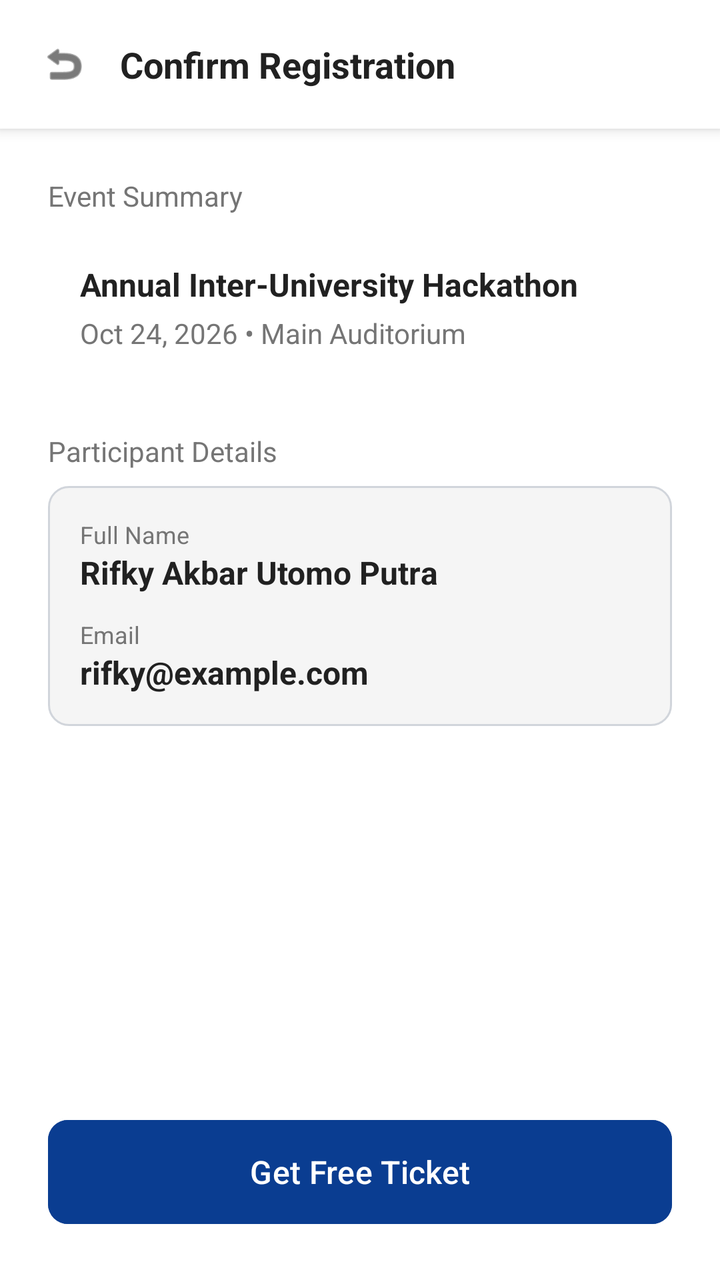
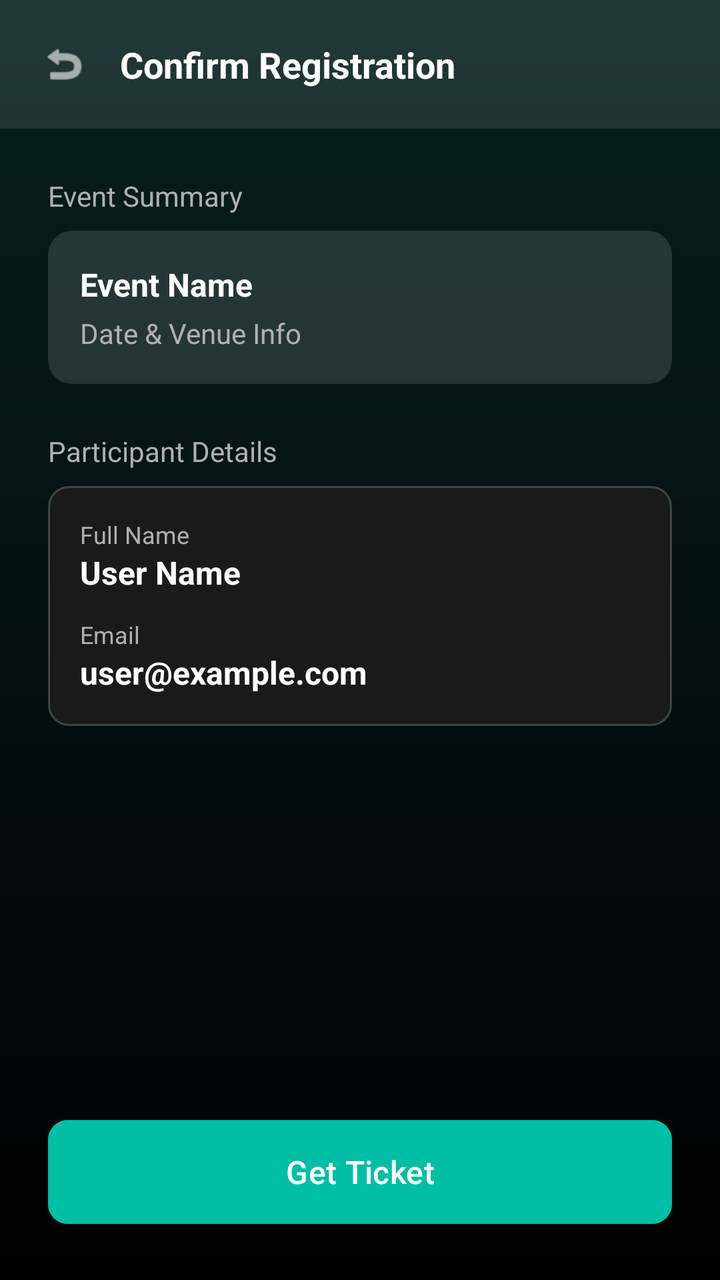

The first picture is an Android layout as it rendered before a commit; the second is the same layout after the commit. The layout source and the unified diff follow.
<!-- AndroidManifest.xml: application theme Theme.CampusConnectProject -->
<!-- res/layout/activity_checkout.xml -->
<?xml version="1.0" encoding="utf-8"?>
<androidx.constraintlayout.widget.ConstraintLayout
    xmlns:android="http://schemas.android.com/apk/res/android"
    xmlns:app="http://schemas.android.com/apk/res-auto"
    android:layout_width="match_parent"
    android:layout_height="match_parent"
    android:background="@color/bg_utama">

    <LinearLayout
        android:id="@+id/headerCheckout"
        android:layout_width="match_parent"
        android:layout_height="wrap_content"
        android:background="@color/bg_utama"
        android:elevation="4dp"
        android:orientation="horizontal"
        android:padding="20dp"
        android:gravity="center_vertical"
        app:layout_constraintTop_toTopOf="parent">

        <ImageView
            android:id="@+id/btnBackCheckout"
            android:layout_width="24dp"
            android:layout_height="24dp"
            android:src="@android:drawable/ic_menu_revert"
            app:tint="@color/teks_utama" />

        <TextView
            android:layout_width="wrap_content"
            android:layout_height="wrap_content"
            android:layout_marginStart="16dp"
            android:text="Confirm Registration"
            android:textColor="@color/teks_utama"
            android:textSize="18sp"
            android:textStyle="bold" />
    </LinearLayout>

    <LinearLayout
        android:layout_width="match_parent"
        android:layout_height="wrap_content"
        android:orientation="vertical"
        android:padding="24dp"
        app:layout_constraintTop_toBottomOf="@id/headerCheckout">

        <TextView
            android:layout_width="wrap_content"
            android:layout_height="wrap_content"
            android:text="Event Summary"
            android:textColor="@color/teks_sekunder"
            android:textSize="14sp"
            android:layout_marginBottom="8dp"/>

        <androidx.cardview.widget.CardView
            android:layout_width="match_parent"
            android:layout_height="wrap_content"
            android:layout_marginBottom="24dp"
            app:cardCornerRadius="12dp"
            app:cardElevation="0dp"
            app:cardBackgroundColor="@color/bg_utama"
            app:strokeColor="@color/garis_pembatas"
            app:strokeWidth="1dp">

            <LinearLayout
                android:layout_width="match_parent"
                android:layout_height="wrap_content"
                android:padding="16dp"
                android:orientation="vertical">

                <TextView
                    android:id="@+id/tvCheckEventName"
                    android:layout_width="match_parent"
                    android:layout_height="wrap_content"
                    android:text="Annual Inter-University Hackathon"
                    android:textColor="@color/teks_utama"
                    android:textSize="16sp"
                    android:textStyle="bold" />

                <TextView
                    android:id="@+id/tvCheckEventDate"
                    android:layout_width="match_parent"
                    android:layout_height="wrap_content"
                    android:text="Oct 24, 2026 • Main Auditorium"
                    android:textColor="@color/teks_sekunder"
                    android:textSize="14sp"
                    android:layout_marginTop="4dp"/>
            </LinearLayout>
        </androidx.cardview.widget.CardView>

        <TextView
            android:layout_width="wrap_content"
            android:layout_height="wrap_content"
            android:text="Participant Details"
            android:textColor="@color/teks_sekunder"
            android:textSize="14sp"
            android:layout_marginBottom="8dp"/>

        <LinearLayout
            android:layout_width="match_parent"
            android:layout_height="wrap_content"
            android:background="@drawable/bg_input_rounded"
            android:orientation="vertical"
            android:padding="16dp">

            <TextView
                android:layout_width="wrap_content"
                android:layout_height="wrap_content"
                android:text="Full Name"
                android:textColor="@color/teks_sekunder"
                android:textSize="12sp" />

            <TextView
                android:id="@+id/tvCheckName"
                android:layout_width="wrap_content"
                android:layout_height="wrap_content"
                android:text="Rifky Akbar Utomo Putra"
                android:textColor="@color/teks_utama"
                android:textSize="16sp"
                android:textStyle="bold"
                android:layout_marginBottom="12dp"/>

            <TextView
                android:layout_width="wrap_content"
                android:layout_height="wrap_content"
                android:text="Email"
                android:textColor="@color/teks_sekunder"
                android:textSize="12sp" />

            <TextView
                android:id="@+id/tvCheckEmail"
                android:layout_width="wrap_content"
                android:layout_height="wrap_content"
                android:text="rifky@example.com"
                android:textColor="@color/teks_utama"
                android:textSize="16sp"
                android:textStyle="bold" />
        </LinearLayout>

        <LinearLayout
            android:id="@+id/paymentSection"
            android:layout_width="match_parent"
            android:layout_height="wrap_content"
            android:orientation="vertical"
            android:visibility="gone"
            android:layout_marginTop="24dp">

            <TextView
                android:layout_width="wrap_content"
                android:layout_height="wrap_content"
                android:text="Payment Information"
                android:textColor="@color/teks_sekunder"
                android:textSize="14sp"
                android:layout_marginBottom="8dp"/>

            <androidx.cardview.widget.CardView
                android:layout_width="match_parent"
                android:layout_height="wrap_content"
                android:layout_marginBottom="16dp"
                app:cardCornerRadius="12dp"
                app:cardElevation="0dp"
                app:cardBackgroundColor="@color/bg_utama"
                app:strokeColor="@color/garis_pembatas"
                app:strokeWidth="1dp">

                <LinearLayout
                    android:layout_width="match_parent"
                    android:layout_height="wrap_content"
                    android:padding="16dp"
                    android:orientation="vertical">

                    <TextView
                        android:layout_width="wrap_content"
                        android:layout_height="wrap_content"
                        android:text="Event Price"
                        android:textColor="@color/teks_sekunder"
                        android:textSize="12sp"
                        android:layout_marginBottom="4dp"/>

                    <TextView
                        android:id="@+id/tvEventPrice"
                        android:layout_width="wrap_content"
                        android:layout_height="wrap_content"
                        android:text="Rp 50.000"
                        android:textColor="@color/teks_utama"
                        android:textSize="18sp"
                        android:textStyle="bold"
                        android:layout_marginBottom="16dp"/>

                    <TextView
                        android:layout_width="wrap_content"
                        android:layout_height="wrap_content"
                        android:text="Account Number"
                        android:textColor="@color/teks_sekunder"
                        android:textSize="12sp"
                        android:layout_marginBottom="4dp"/>

                    <TextView
                        android:id="@+id/tvAccountNumber"
                        android:layout_width="wrap_content"
                        android:layout_height="wrap_content"
                        android:text="1234567890"
                        android:textColor="@color/teks_utama"
                        android:textSize="16sp"
                        android:textStyle="bold"/>
                </LinearLayout>
            </androidx.cardview.widget.CardView>

            <Button
                android:id="@+id/btnUploadProof"
                android:layout_width="match_parent"
                android:layout_height="50dp"
                android:backgroundTint="@color/warna_primer"
                android:text="Upload Payment Proof"
                android:textAllCaps="false"
                android:textColor="@color/white"
                android:textSize="14sp"
                app:cornerRadius="10dp"
                android:layout_marginBottom="12dp"/>
        </LinearLayout>
    </LinearLayout>

    <Button
        android:id="@+id/btnConfirmRegister"
        android:layout_width="match_parent"
        android:layout_height="60dp"
        android:layout_margin="24dp"
        android:backgroundTint="@color/warna_primer"
        android:text="Get Free Ticket"
        android:textAllCaps="false"
        android:textColor="@color/white"
        android:textSize="16sp"
        app:cornerRadius="10dp"
        app:layout_constraintBottom_toBottomOf="parent" />

</androidx.constraintlayout.widget.ConstraintLayout>
<!-- resources referenced by this layout -->
<resources>
  <color name="bg_utama">#FFFFFF</color>
  <color name="garis_pembatas">#E5E7EB</color>
  <color name="teks_sekunder">#757575</color>
  <color name="teks_utama">#212121</color>
  <color name="warna_primer">#0A3D91</color>
  <color name="white">#FFFFFFFF</color>
  <!-- drawable bg_input_rounded (drawable) -->
  <?xml version="1.0" encoding="utf-8"?>
  <shape xmlns:android="http://schemas.android.com/apk/res/android" android:shape="rectangle">
      <solid android:color="@color/bg_input" />
      <stroke android:width="1dp" android:color="#D1D5DB" />
      <corners android:radius="10dp" />
  </shape>
  <style name="Theme.CampusConnectProject" parent="Base.Theme.CampusConnectProject" />
  <color name="bg_input">#F5F5F5</color>
  <style name="Base.Theme.CampusConnectProject" parent="Theme.Material3.DayNight.NoActionBar">
          <item name="android:forceDarkAllowed" tools:targetApi="q">false</item>
      </style>
</resources>

<!-- the commit's change to res/layout/activity_checkout.xml (unified diff, before → after) -->
@@ -4,14 +4,13 @@
     xmlns:app="http://schemas.android.com/apk/res-auto"
     android:layout_width="match_parent"
     android:layout_height="match_parent"
-    android:background="@color/bg_utama">
+    android:background="@drawable/bg_main_gradient">
 
     <LinearLayout
         android:id="@+id/headerCheckout"
         android:layout_width="match_parent"
         android:layout_height="wrap_content"
-        android:background="@color/bg_utama"
-        android:elevation="4dp"
+        android:background="#1AFFFFFF"
         android:orientation="horizontal"
         android:padding="20dp"
         android:gravity="center_vertical"
@@ -22,14 +21,14 @@
             android:layout_width="24dp"
             android:layout_height="24dp"
             android:src="@android:drawable/ic_menu_revert"
-            app:tint="@color/teks_utama" />
+            app:tint="@color/white" />
 
         <TextView
             android:layout_width="wrap_content"
             android:layout_height="wrap_content"
             android:layout_marginStart="16dp"
             android:text="Confirm Registration"
-            android:textColor="@color/teks_utama"
+            android:textColor="@color/white"
             android:textSize="18sp"
             android:textStyle="bold" />
     </LinearLayout>
@@ -45,7 +44,7 @@
             android:layout_width="wrap_content"
             android:layout_height="wrap_content"
             android:text="Event Summary"
-            android:textColor="@color/teks_sekunder"
+            android:textColor="#B0B0B0"
             android:textSize="14sp"
             android:layout_marginBottom="8dp"/>
 
@@ -55,9 +54,7 @@
             android:layout_marginBottom="24dp"
             app:cardCornerRadius="12dp"
             app:cardElevation="0dp"
-            app:cardBackgroundColor="@color/bg_utama"
-            app:strokeColor="@color/garis_pembatas"
-            app:strokeWidth="1dp">
+            app:cardBackgroundColor="#20FFFFFF">
 
             <LinearLayout
                 android:layout_width="match_parent"
@@ -69,8 +66,8 @@
                     android:id="@+id/tvCheckEventName"
                     android:layout_width="match_parent"
                     android:layout_height="wrap_content"
-                    android:text="Annual Inter-University Hackathon"
-                    android:textColor="@color/teks_utama"
+                    android:text="Event Name"
+                    android:textColor="@color/white"
                     android:textSize="16sp"
                     android:textStyle="bold" />
 
@@ -78,8 +75,8 @@
                     android:id="@+id/tvCheckEventDate"
                     android:layout_width="match_parent"
                     android:layout_height="wrap_content"
-                    android:text="Oct 24, 2026 • Main Auditorium"
-                    android:textColor="@color/teks_sekunder"
+                    android:text="Date &amp; Venue Info"
+                    android:textColor="#B0B0B0"
                     android:textSize="14sp"
                     android:layout_marginTop="4dp"/>
             </LinearLayout>
@@ -89,7 +86,7 @@
             android:layout_width="wrap_content"
             android:layout_height="wrap_content"
             android:text="Participant Details"
-            android:textColor="@color/teks_sekunder"
+            android:textColor="#B0B0B0"
             android:textSize="14sp"
             android:layout_marginBottom="8dp"/>
 
@@ -104,15 +101,15 @@
                 android:layout_width="wrap_content"
                 android:layout_height="wrap_content"
                 android:text="Full Name"
-                android:textColor="@color/teks_sekunder"
+                android:textColor="#B0B0B0"
                 android:textSize="12sp" />
 
             <TextView
                 android:id="@+id/tvCheckName"
                 android:layout_width="wrap_content"
                 android:layout_height="wrap_content"
-                android:text="Rifky Akbar Utomo Putra"
-                android:textColor="@color/teks_utama"
+                android:text="User Name"
+                android:textColor="@color/white"
                 android:textSize="16sp"
                 android:textStyle="bold"
                 android:layout_marginBottom="12dp"/>
@@ -121,15 +118,15 @@
                 android:layout_width="wrap_content"
                 android:layout_height="wrap_content"
                 android:text="Email"
-                android:textColor="@color/teks_sekunder"
+                android:textColor="#B0B0B0"
                 android:textSize="12sp" />
 
             <TextView
                 android:id="@+id/tvCheckEmail"
                 android:layout_width="wrap_content"
                 android:layout_height="wrap_content"
-                android:text="rifky@example.com"
-                android:textColor="@color/teks_utama"
+                android:text="user@example.com"
+                android:textColor="@color/white"
                 android:textSize="16sp"
                 android:textStyle="bold" />
         </LinearLayout>
@@ -146,7 +143,7 @@
                 android:layout_width="wrap_content"
                 android:layout_height="wrap_content"
                 android:text="Payment Information"
-                android:textColor="@color/teks_sekunder"
+                android:textColor="#B0B0B0"
                 android:textSize="14sp"
                 android:layout_marginBottom="8dp"/>
 
@@ -156,9 +153,7 @@
                 android:layout_marginBottom="16dp"
                 app:cardCornerRadius="12dp"
                 app:cardElevation="0dp"
-                app:cardBackgroundColor="@color/bg_utama"
-                app:strokeColor="@color/garis_pembatas"
-                app:strokeWidth="1dp">
+                app:cardBackgroundColor="#20FFFFFF">
 
                 <LinearLayout
                     android:layout_width="match_parent"
@@ -170,7 +165,7 @@
                         android:layout_width="wrap_content"
                         android:layout_height="wrap_content"
                         android:text="Event Price"
-                        android:textColor="@color/teks_sekunder"
+                        android:textColor="#B0B0B0"
                         android:textSize="12sp"
                         android:layout_marginBottom="4dp"/>
 
@@ -178,8 +173,8 @@
                         android:id="@+id/tvEventPrice"
                         android:layout_width="wrap_content"
                         android:layout_height="wrap_content"
-                        android:text="Rp 50.000"
-                        android:textColor="@color/teks_utama"
+                        android:text="Price Info"
+                        android:textColor="@color/white"
                         android:textSize="18sp"
                         android:textStyle="bold"
                         android:layout_marginBottom="16dp"/>
@@ -188,7 +183,7 @@
                         android:layout_width="wrap_content"
                         android:layout_height="wrap_content"
                         android:text="Account Number"
-                        android:textColor="@color/teks_sekunder"
+                        android:textColor="#B0B0B0"
                         android:textSize="12sp"
                         android:layout_marginBottom="4dp"/>
 
@@ -196,8 +191,8 @@
                         android:id="@+id/tvAccountNumber"
                         android:layout_width="wrap_content"
                         android:layout_height="wrap_content"
-                        android:text="1234567890"
-                        android:textColor="@color/teks_utama"
+                        android:text="Number Info"
+                        android:textColor="@color/white"
                         android:textSize="16sp"
                         android:textStyle="bold"/>
                 </LinearLayout>
@@ -223,7 +218,7 @@
         android:layout_height="60dp"
         android:layout_margin="24dp"
         android:backgroundTint="@color/warna_primer"
-        android:text="Get Free Ticket"
+        android:text="Get Ticket"
         android:textAllCaps="false"
         android:textColor="@color/white"
         android:textSize="16sp"
<!-- resource entries referenced after the edit -->
@@ -1,21 +1,34 @@
 <!-- resources referenced by this layout -->
 <resources>
-  <color name="bg_utama">#FFFFFF</color>
-  <color name="garis_pembatas">#E5E7EB</color>
-  <color name="teks_sekunder">#757575</color>
-  <color name="teks_utama">#212121</color>
-  <color name="warna_primer">#0A3D91</color>
+  <color name="warna_primer">#00BFA5</color>
   <color name="white">#FFFFFFFF</color>
   <!-- drawable bg_input_rounded (drawable) -->
   <?xml version="1.0" encoding="utf-8"?>
   <shape xmlns:android="http://schemas.android.com/apk/res/android" android:shape="rectangle">
       <solid android:color="@color/bg_input" />
-      <stroke android:width="1dp" android:color="#D1D5DB" />
+      <stroke android:width="1dp" android:color="#33FFFFFF" />
       <corners android:radius="10dp" />
   </shape>
+  <!-- drawable bg_main_gradient (drawable) -->
+  <?xml version="1.0" encoding="utf-8"?>
+  <shape xmlns:android="http://schemas.android.com/apk/res/android"
+      android:shape="rectangle">
+      <gradient
+          android:angle="270"
+          android:endColor="@color/bg_gradient_end"
+          android:startColor="@color/bg_gradient_start"
+          android:type="linear" />
+  </shape>
   <style name="Theme.CampusConnectProject" parent="Base.Theme.CampusConnectProject" />
-  <color name="bg_input">#F5F5F5</color>
+  <color name="bg_input">#1A1A1A</color>
+  <color name="bg_gradient_end">#000000</color>
+  <color name="bg_gradient_start">#082020</color>
   <style name="Base.Theme.CampusConnectProject" parent="Theme.Material3.DayNight.NoActionBar">
+          
+          <item name="colorPrimary">@color/warna_primer</item>
+          <item name="android:statusBarColor">@color/bg_gradient_start</item>
+          <item name="android:navigationBarColor">@color/bg_gradient_end</item>
+          <item name="android:windowBackground">@drawable/bg_main_gradient</item>
           <item name="android:forceDarkAllowed" tools:targetApi="q">false</item>
       </style>
 </resources>
